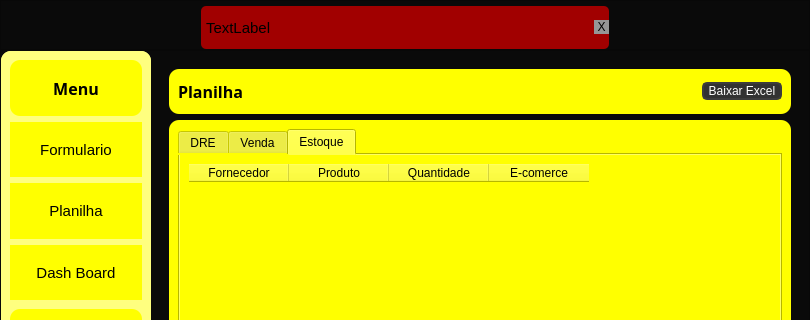
Above: v3.ui from Ton-Chyod-s/Estudo-sql-python before the change; both pictures show x 0 to 810 and y 0 to 320 of the 810 by 567 pixel window. Below: the same form after it.
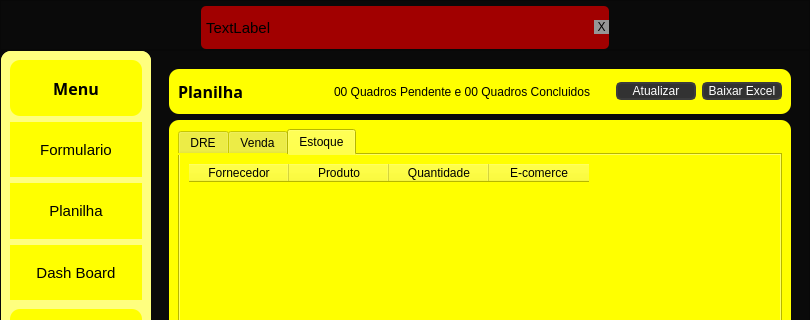
That is the form after the change. The open tabs and pages were chosen to show the change.

```diff
--- a/v3.ui
+++ b/v3.ui
@@ -2044,6 +2044,12 @@
                      <verstretch>0</verstretch>
                     </sizepolicy>
                    </property>
+                   <property name="maximumSize">
+                    <size>
+                     <width>150</width>
+                     <height>16777215</height>
+                    </size>
+                   </property>
                    <property name="font">
                     <font>
                      <family>Segoe UI Black</family>
@@ -2058,17 +2064,55 @@
                   </widget>
                  </item>
                  <item>
-                  <spacer name="horizontalSpacer_3">
-                   <property name="orientation">
-                    <enum>Qt::Horizontal</enum>
+                  <widget class="QLabel" name="label_plan_label">
+                   <property name="font">
+                    <font>
+                     <family>Segoe UI</family>
+                     <pointsize>9</pointsize>
+                     <weight>50</weight>
+                     <bold>false</bold>
+                    </font>
                    </property>
-                   <property name="sizeHint" stdset="0">
+                   <property name="text">
+                    <string>00 Quadros Pendente e 00 Quadros Concluidos</string>
+                   </property>
+                  </widget>
+                 </item>
+                 <item>
+                  <widget class="QPushButton" name="pushButton_plan_atualizar">
+                   <property name="minimumSize">
                     <size>
-                     <width>40</width>
-                     <height>20</height>
+                     <width>80</width>
+                     <height>0</height>
                     </size>
                    </property>
-                  </spacer>
+                   <property name="maximumSize">
+                    <size>
+                     <width>0</width>
+                     <height>16777215</height>
+                    </size>
+                   </property>
+                   <property name="styleSheet">
+                    <string notr="true">QPushButton {
+	background-color: rgb(50, 50, 50);
+	border: 2px solid rgb(60, 60, 60);
+	border-radius: 5px;
+	color: rgb(255, 255, 255);
+}
+QPushButton:hover {
+	background-color: rgb(60, 60, 60);
+	border: 2px solid rgb(70,70, 70);
+}
+QPushButton:pressed {
+	background-color: rgb(250, 230, 0);
+	border: 2px solid rgb(161, 0, 0);
+	color: rgb(35, 35, 35);
+}</string>
+                   </property>
+                   <property name="text">
+                    <string>Atualizar</string>
+                   </property>
+                  </widget>
                  </item>
                  <item>
                   <widget class="QPushButton" name="pushButton_baixar">
@@ -2080,7 +2124,7 @@
                    </property>
                    <property name="maximumSize">
                     <size>
-                     <width>100</width>
+                     <width>0</width>
                      <height>16777215</height>
                     </size>
                    </property>
@@ -2129,7 +2173,7 @@
                     </font>
                    </property>
                    <property name="currentIndex">
-                    <number>1</number>
+                    <number>2</number>
                    </property>
                    <widget class="QWidget" name="tab_3">
                     <attribute name="title">
@@ -2184,7 +2228,7 @@
                     </attribute>
                     <layout class="QVBoxLayout" name="verticalLayout_22">
                      <item>
-                      <widget class="QTableWidget" name="tableWidget">
+                      <widget class="QTableWidget" name="tableWidget_planilha_estoque">
                        <column>
                         <property name="text">
                          <string>Fornecedor</string>
```
